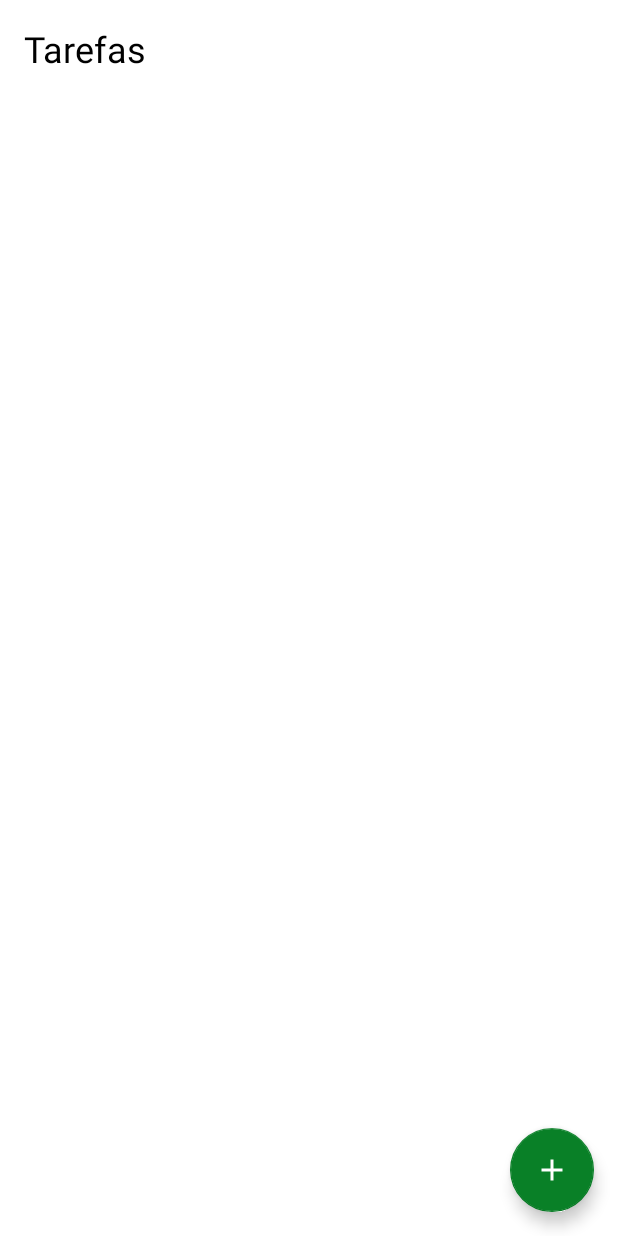
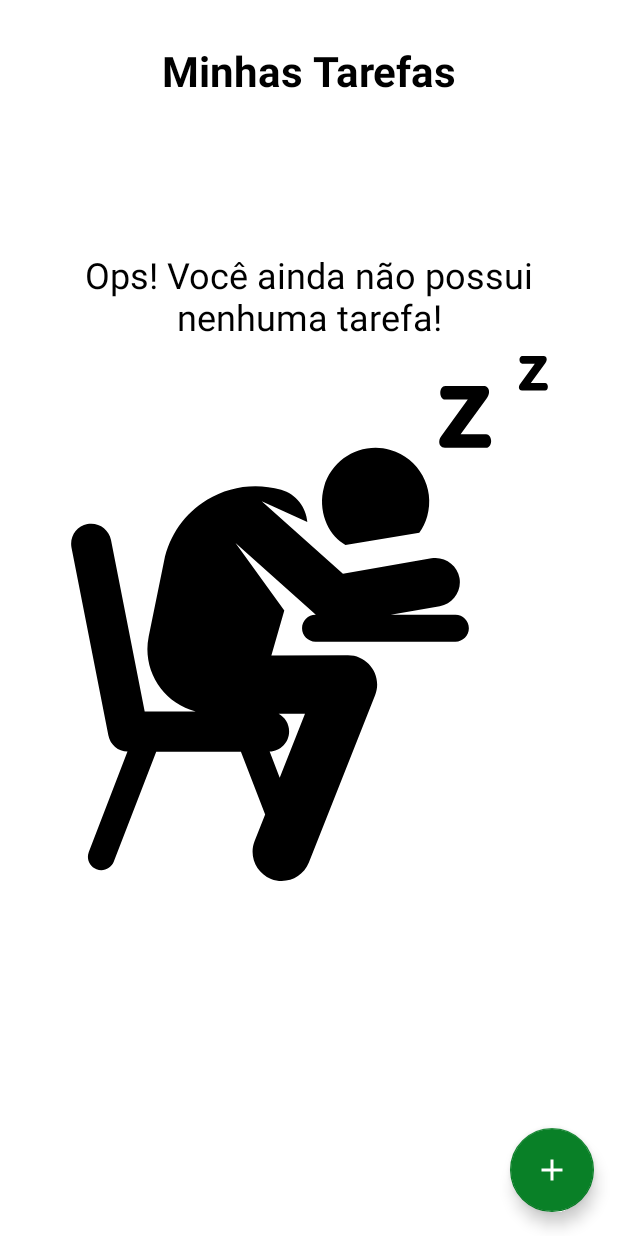
Before and after one commit to raphael-pestana/Santander-Bootcamp-Mobile-Developer, an Android app: the screen it shows after launch (MainActivity), on a phone screen of 412 x 824 dp. Run offline under Robolectric (Android 15) with nearby library versions, the phone set to English and light mode, and no system bars.

Commit message:
Project finished and working
- change the "rest" image file

```diff
--- a/Projetos/My-To-Do-List/app/src/main/java/com/pestana/mytodolist/MainActivity.kt
+++ b/Projetos/My-To-Do-List/app/src/main/java/com/pestana/mytodolist/MainActivity.kt
@@ -5,6 +5,7 @@ import android.content.Intent
 import android.content.res.Configuration
 import androidx.appcompat.app.AppCompatActivity
 import android.os.Bundle
+import android.view.View
 import com.pestana.mytodolist.databinding.ActivityMainBinding
 import com.pestana.mytodolist.datasource.TaskDataSource
 import com.pestana.mytodolist.ui.AddTaksActivity
@@ -50,8 +51,14 @@ class MainActivity : AppCompatActivity() {
     }
 
     private fun updateList() {
-        adapter.submitList(TaskDataSource.getList())
+        val list = TaskDataSource.getList()
+        binding.includeEmptyState.emptyState.visibility = if(list.isEmpty()) View.VISIBLE
+        else View.GONE
+
+        adapter.submitList(list)
+
     }
+
 
     companion object {
         private const val CREATE_NEW_TASK = 1000
--- a/Projetos/My-To-Do-List/app/src/main/java/com/pestana/mytodolist/extensions/AppExtensions.kt
+++ b/Projetos/My-To-Do-List/app/src/main/java/com/pestana/mytodolist/extensions/AppExtensions.kt
@@ -6,11 +6,11 @@ import java.util.*
 
 private val locale = Locale("pt", "BR")
 
-fun Date.format() : String {
+fun Date.format(): String {
     return SimpleDateFormat("dd/MM/yyyy", locale).format(this)
 }
 
-var TextInputLayout.text : String
+var TextInputLayout.text: String
     get() = editText?.text?.toString() ?: ""
     set(value) {
         editText?.setText(value)
--- /dev/null
+++ b/Projetos/My-To-Do-List/app/src/main/res/drawable/ic_empty_state.xml
@@ -0,0 +1,7 @@
+<vector android:height="350dp" android:viewportHeight="511.999"
+    android:viewportWidth="511.999" android:width="350dp" xmlns:android="http://schemas.android.com/apk/res/android">
+    <path android:fillColor="#FF000000" android:pathData="M334.92,91.616c-27.779,-7.959 -56.75,8.109 -64.709,35.888c-6.539,22.828 3.816,45.862 18.27,55.164l2.585,1.725l72.032,-12.079c3.373,-4.724 6.019,-10.09 7.709,-15.989C378.766,128.546 362.699,99.575 334.92,91.616z"/>
+    <path android:fillColor="#FF000000" android:pathData="M398.33,252.412h-63.09l47.786,-8.367c12.897,-2.258 21.519,-14.542 19.263,-27.439c-2.258,-12.897 -14.553,-21.516 -27.438,-19.261l-86.232,15.099l-79.236,-70.794l44.492,20.354c-1.016,-14.396 -10.853,-27.287 -25.531,-31.493c-24.378,-6.984 -50.565,-3.473 -72.243,9.687c-21.678,13.16 -36.875,34.773 -41.927,59.623l-15,73.784c-6.627,32.597 13.444,64.746 45.83,72.995H95.278L62.416,179.423c-2.09,-10.634 -12.407,-17.563 -23.038,-15.469c-10.634,2.09 -17.56,12.406 -15.469,23.038l35.975,183.014c1.766,8.988 9.509,15.51 18.607,15.809L40.77,483.624c-2.6,6.74 0.757,14.312 7.498,16.912c6.738,2.6 14.312,-0.756 16.912,-7.498l41.342,-107.196h82.59l23.638,61.29l-10.267,25.945c-5.781,14.609 1.376,31.137 15.985,36.918c14.609,5.781 31.137,-1.377 36.917,-15.983l64.574,-163.182c7.378,-18.644 -6.38,-38.913 -26.45,-38.913c-0.027,0 -0.055,0 -0.083,0l-74.619,0.218l12.61,-43.962l-47.572,-65.766l78.352,70.004h-0.383c-7.224,0 -13.081,5.857 -13.081,13.081c0,7.225 5.858,13.081 13.081,13.081c2.917,0 119.813,0 136.518,0c7.267,0 13.081,-5.905 13.081,-13.081C411.412,258.268 405.555,252.412 398.33,252.412zM236.119,366.221c0,-7.422 -4.124,-13.879 -10.202,-17.213l25.692,-0.075l-24.658,62.314l-9.809,-25.436C227.677,385.468 236.119,376.841 236.119,366.221z"/>
+    <path android:fillColor="#FF000000" android:pathData="M428.311,76.22h-24.935l25.191,-34.605c1.654,-2.163 2.544,-4.58 2.544,-6.87c0,-3.815 -2.544,-5.596 -5.344,-5.596h-37.403c-2.924,0 -4.834,3.052 -4.834,6.615c0,3.816 2.163,6.743 4.834,6.743h22.009L385.31,77.11c-1.398,1.654 -2.798,4.071 -2.798,6.616c0,2.798 1.527,5.852 5.598,5.852h40.201c2.927,0 4.834,-3.053 4.834,-6.615C433.145,79.146 430.984,76.22 428.311,76.22z"/>
+    <path android:fillColor="#FF000000" android:pathData="M485.765,26.266h-13.914l14.056,-19.309c0.923,-1.207 1.42,-2.556 1.42,-3.834c0,-2.129 -1.42,-3.122 -2.981,-3.122h-20.871c-1.632,0 -2.697,1.704 -2.697,3.692c0,2.129 1.207,3.762 2.697,3.762h12.281l-13.985,19.31c-0.781,0.923 -1.562,2.271 -1.562,3.692c0,1.562 0.851,3.266 3.123,3.266h22.433c1.632,0 2.697,-1.704 2.697,-3.692C488.462,27.899 487.256,26.266 485.765,26.266z"/>
+</vector>
--- a/Projetos/My-To-Do-List/app/src/main/res/layout/activity_main.xml
+++ b/Projetos/My-To-Do-List/app/src/main/res/layout/activity_main.xml
@@ -10,24 +10,31 @@
         android:id="@+id/tv_title"
         android:layout_width="wrap_content"
         android:layout_height="wrap_content"
-        android:layout_margin="16dp"
+        android:layout_margin="28dp"
         android:text="@string/label_tasks"
+        android:textAlignment="center"
         android:textColor="@color/black"
-        android:textSize="24sp"
+        android:textSize="28sp"
+        android:textStyle="bold"
+        app:layout_constraintEnd_toEndOf="parent"
         app:layout_constraintStart_toStartOf="parent"
         app:layout_constraintTop_toTopOf="parent" />
+
+    <include
+        android:id="@+id/include_empty_state"
+        layout="@layout/empty_state" />
 
     <androidx.recyclerview.widget.RecyclerView
         android:id="@+id/rv_tasks"
         android:layout_width="match_parent"
         android:layout_height="0dp"
         android:layout_marginTop="16dp"
-        tools:visibility="gone"
         app:layoutManager="androidx.recyclerview.widget.LinearLayoutManager"
         app:layout_constraintBottom_toTopOf="@id/fab"
         app:layout_constraintTop_toBottomOf="@id/tv_title"
         tools:itemCount="8"
-        tools:listitem="@layout/item_task" />
+        tools:listitem="@layout/item_task"
+        tools:visibility="gone" />
 
     <com.google.android.material.floatingactionbutton.FloatingActionButton
         android:id="@+id/fab"
--- a/Projetos/My-To-Do-List/app/src/main/res/layout/empty_state.xml
+++ b/Projetos/My-To-Do-List/app/src/main/res/layout/empty_state.xml
@@ -1,6 +1,7 @@
 <?xml version="1.0" encoding="utf-8"?>
 <androidx.constraintlayout.widget.ConstraintLayout xmlns:android="http://schemas.android.com/apk/res/android"
     xmlns:app="http://schemas.android.com/apk/res-auto"
+    android:id="@+id/empty_state"
     android:layout_width="match_parent"
     android:layout_height="match_parent"
     android:layout_margin="16dp">
@@ -9,22 +10,23 @@
         android:id="@+id/tv_message"
         android:layout_width="0dp"
         android:layout_height="wrap_content"
+        android:layout_marginBottom="10dp"
         android:gravity="center"
         android:text="@string/label_empty_task"
+        android:textColor="@color/black"
         android:textSize="24sp"
-        android:textColor="@color/black"
+        app:layout_constraintBottom_toTopOf="@id/iv_image"
+        app:layout_constraintEnd_toEndOf="parent"
+        app:layout_constraintStart_toStartOf="parent" />
+
+    <androidx.appcompat.widget.AppCompatImageView
+        android:id="@+id/iv_image"
+        android:layout_width="wrap_content"
+        android:layout_height="wrap_content"
+        app:layout_constraintBottom_toBottomOf="parent"
         app:layout_constraintEnd_toEndOf="parent"
         app:layout_constraintStart_toStartOf="parent"
-        app:layout_constraintTop_toTopOf="parent" />
-
-    <androidx.appcompat.widget.AppCompatImageView
-        android:layout_marginTop="16dp"
-        app:layout_constraintStart_toStartOf="parent"
-        app:layout_constraintEnd_toEndOf="parent"
-        app:layout_constraintTop_toBottomOf="@id/tv_message"
-        android:layout_width="wrap_content"
-        android:layout_height="wrap_content" />
-
-    //paramos aqui. Tentar baixar um arquivo de imagem svg ou psd.
+        app:layout_constraintTop_toTopOf="parent"
+        app:srcCompat="@drawable/ic_empty_state" />
 
 </androidx.constraintlayout.widget.ConstraintLayout>
--- a/Projetos/My-To-Do-List/app/src/main/res/values/strings.xml
+++ b/Projetos/My-To-Do-List/app/src/main/res/values/strings.xml
@@ -6,7 +6,7 @@
     <string name="label_date">Data</string>
     <string name="label_hour">Hora</string>
     <string name="label_btn_cancel">Cancelar</string>
-    <string name="label_tasks">Tarefas</string>
+    <string name="label_tasks">Minhas Tarefas</string>
     <string name="label_description_new_task">Nova Tarefa</string>
     <string name="label_edit">Editar</string>
     <string name="label_delete">Deletar</string>
```
Also changed, not shown: Projetos/My-To-Do-List/app/src/main/java/com/pestana/mytodolist/model/Task.kt (+6 -6 lines), Projetos/My-To-Do-List/app/src/main/java/com/pestana/mytodolist/ui/TaskListAdapter.kt (+6 -5 lines), Projetos/My-To-Do-List/app/src/main/res/layout/activity_add_task.xml (+36 -32 lines), Projetos/My-To-Do-List/app/src/main/res/layout/item_task.xml (+5 -3 lines), 2 other files.
